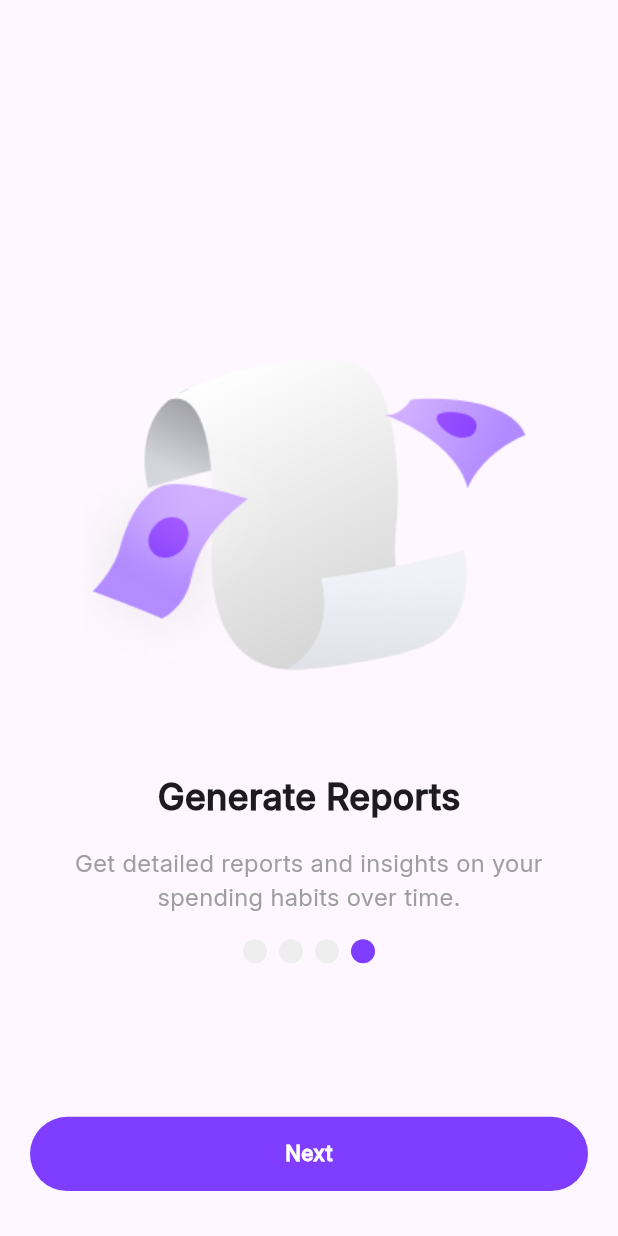
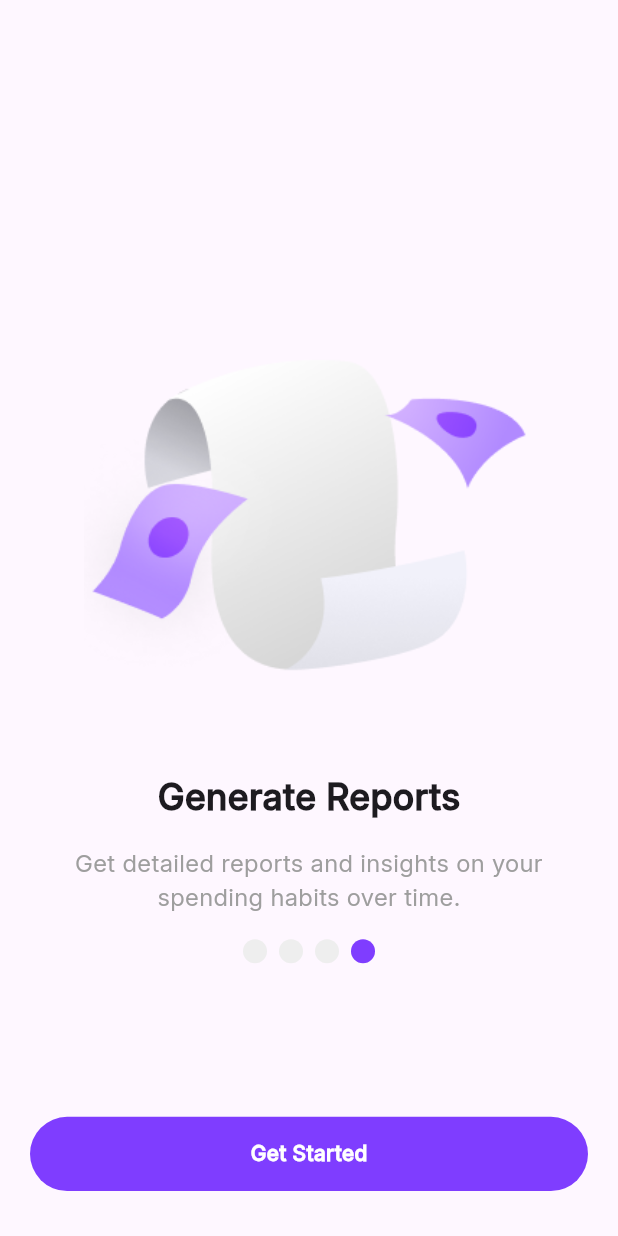
Before and after one commit to cusaldmsr/expenz_tracker_app, a Flutter app: the screen it shows after launch, swiped to page 4, on a phone screen of 412 x 824 dp. Run offline on Flutter 3.47's test engine with Material 3 defaults, Android fonts, the phone set to English and light mode, and no system bars; drawn by our look-alikes of smooth_page_indicator.

Commit message:
Update OnboardingScreen to handle page changes and update button text dynamically

```diff
--- a/lib/screens/onboarding_screen.dart
+++ b/lib/screens/onboarding_screen.dart
@@ -15,6 +15,8 @@ class OnboardingScreen extends StatefulWidget {
 
 class _OnboardingScreenState extends State<OnboardingScreen> {
   final PageController _controller = PageController();
+  bool showDetailsPage = false;
+  int currentPage = 0;
   @override
   Widget build(BuildContext context) {
     return Scaffold(
@@ -26,6 +28,11 @@ class _OnboardingScreenState extends State<OnboardingScreen> {
                 // Onboarding Screens
                 PageView(
                   controller: _controller,
+                  onPageChanged: (index) {
+                    setState(() {
+                      showDetailsPage = index == 3 ? true : false;
+                    });
+                  },
                   children: [
                     FrontPage(),
                     ShearedOnboardingScreen(
@@ -75,7 +82,10 @@ class _OnboardingScreenState extends State<OnboardingScreen> {
                           curve: Curves.easeInOut,
                         );
                       },
-                      child: CustomButton(text: "Next", color: kMainColor),
+                      child: CustomButton(
+                        text: showDetailsPage ? "Get Started" : "Next",
+                        color: kMainColor,
+                      ),
                     ),
                   ),
                 ),
```
